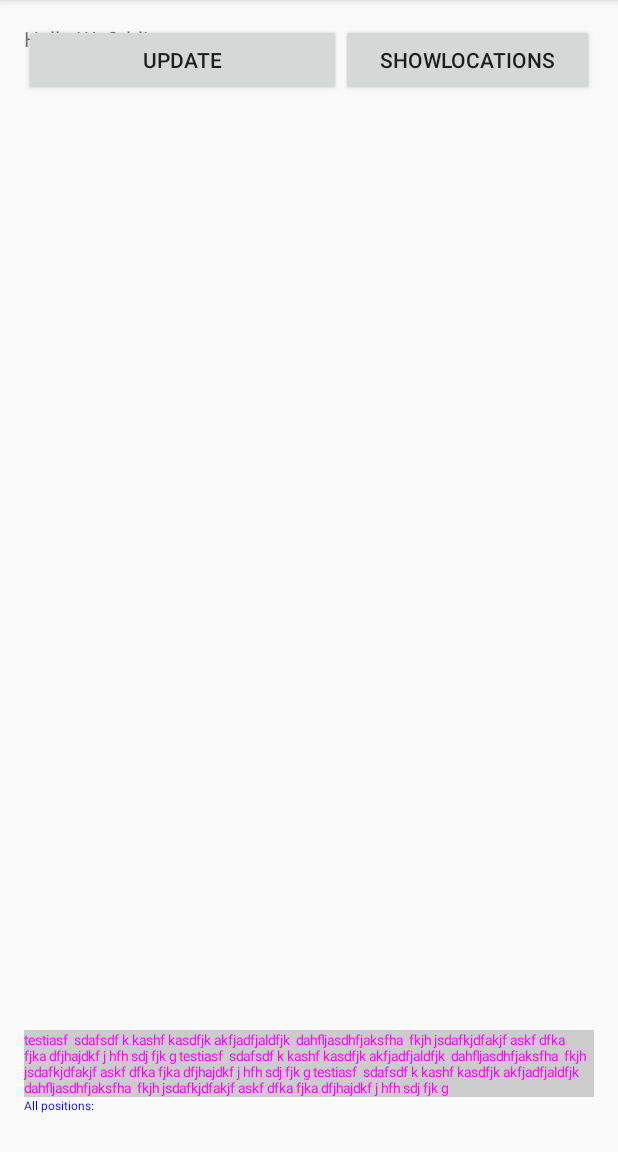
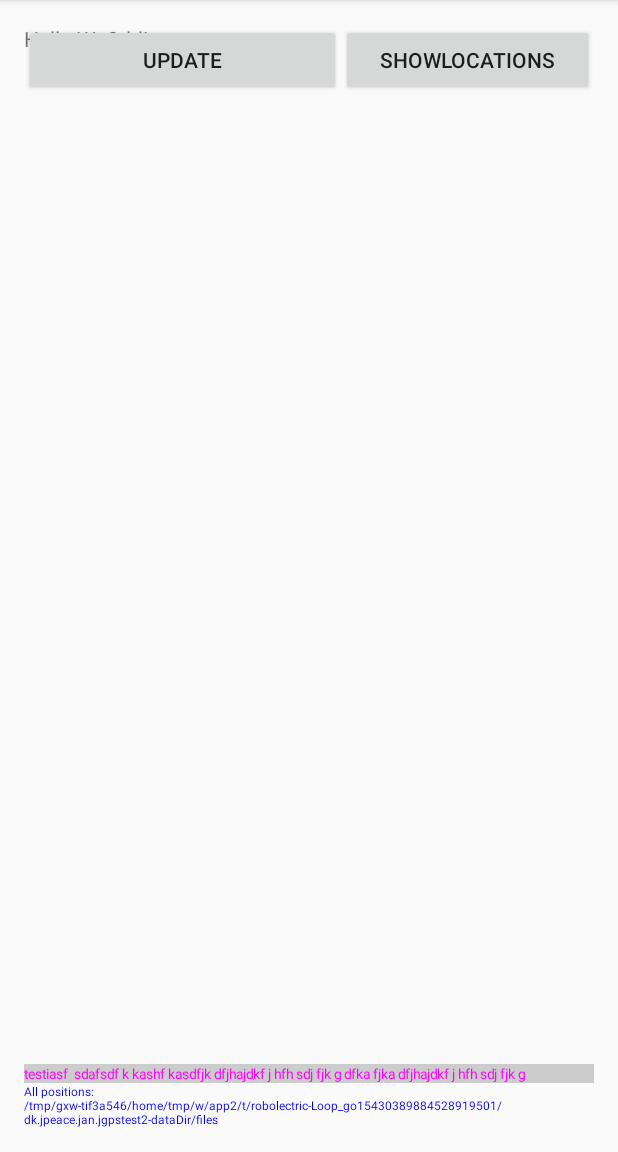
Before and after one commit to jma73/jGpsTest2, an Android app: the screen it shows after launch (MainActivity), after a tap on "SHOWLOCATIONS", on a phone screen of 412 x 824 dp, the part 84-1236 px from its top. Run offline under Robolectric (Android 15) with nearby library versions, the phone set to English and light mode, and no system bars; 1 other tap on this screen came first.

Commit message:
kode fra arbejdspc! Tilføjet ny gem af fil. samt test af send mail via SendEmailIntent. Desværre ikke testet af endnu!!!

```diff
--- a/app/src/main/java/dk/jpeace/jan/jgpstest2/MainActivity.java
+++ b/app/src/main/java/dk/jpeace/jan/jgpstest2/MainActivity.java
@@ -13,7 +13,6 @@ import android.location.LocationProvider;
 import android.provider.Settings;
 import android.support.v7.app.AppCompatActivity;
 import android.os.Bundle;
-import android.text.format.DateUtils;
 import android.util.Log;
 import android.view.View;
 import android.widget.ScrollView;
@@ -164,6 +163,12 @@ public class MainActivity extends AppCompatActivity implements View.OnClickListe
             textViewAppend.append(" - - - - - - - - - - - ");
             textViewAppend.append("\n");
         }
+
+        String allLocations = GetAllLocations();
+        SaveToFile(allLocations);
+
+        textViewAppend.append(getFilesDir().getPath());
+        SendEmailIntent(allLocations);
     }
 
 
@@ -194,22 +199,27 @@ public class MainActivity extends AppCompatActivity implements View.OnClickListe
 
         Location sted = locationManager.getLastKnownLocation(udbyder);
 
-        TryGetLocationAddressToTextView(textView, sted);
+        String address = TryGetLocationAddress(sted);
+        textView.append(address);
     }
 
-    private void TryGetLocationAddressToTextView(TextView textView, Location sted) {
+    /*
+    private String TryGetLocationAddressToTextView(Location sted) {
         if (sted != null) { // forsøg at finde nærmeste adresse
             try {
                 Geocoder geocoder = new Geocoder(this);
                 List<Address> adresser = geocoder.getFromLocation(sted.getLatitude(), sted.getLongitude(), 1);
                 String adresseTekst = getAdresseTekst(adresser);
-                textView.append(adresseTekst);
+                return adresseTekst;
 
             } catch (IOException ex) {
+
                 ex.printStackTrace();
             }
         }
+        return "Location N/A.";
     }
+    */
 
     private String getAdresseTekst(List<Address> adresser) {
         String adresseTekst = "";
@@ -222,7 +232,7 @@ public class MainActivity extends AppCompatActivity implements View.OnClickListe
 
 
     private String TryGetLocationAddress(Location sted) {
-        String adresseTekst = "";
+        String adresseTekst = "Location N/A.";
 
         if (sted != null) { // forsøg at finde nærmeste adresse
             try {
@@ -253,21 +263,24 @@ public class MainActivity extends AppCompatActivity implements View.OnClickListe
     protected void onPause() {
         super.onPause();
         locationManager.removeUpdates(this);
+
+        String allLocations = GetAllLocations();
+        SaveToFile(allLocations);
     }
 
     // Metode specificeret i LocationListener
-    public void onLocationChanged(Location sted) {
+    public void onLocationChanged(Location location) {
 
-        saveKoordinates(sted);
+        saveKoordinates(location);
 
         textViewAppend.append("in onLocationChanged:");
         // orig:
-        textViewAppend.append(sted + "\n");
+        textViewAppend.append(location + "\n");
         scrollViewBottom.scrollTo(0, textViewAppend.getHeight()); // rul ned i bunden
 
         // jans:
         textViewOnChanged.setTextColor(Color.MAGENTA);
-        textViewOnChanged.setText(sted + "\n");
+        textViewOnChanged.setText(location + "\n");
 
     }
 
@@ -297,32 +310,63 @@ public class MainActivity extends AppCompatActivity implements View.OnClickListe
 
             String content = dateFormatted + ", " + latlon;
             Log.d("JJ", content);
-            SaveFile(content);
+            // SaveToFile(content);
         }
     }
 
-    public void SaveFile(String content)
+    public String GetAllLocations()
     {
-        String FILENAME = "hello_file";
+        String content = "Gps locations - Test from jGPS";
+        DateFormat dateFormat = new SimpleDateFormat("HH:mm:ss:SSS");
+
+        final int size = locationArrayList.size();
+        for (int i = 0; i < size; i++)
+        {
+            Date date = new Date(locationArrayList.get(i).getTime());
+            String locationDate = dateFormat.format(date);
+            String latlonKoordinates = "" + locationArrayList.get(i).getLatitude() + ", " + locationArrayList.get(i).getLatitude();
+
+            content += locationDate + ", " + latlonKoordinates;
+            content += "\n";
+            Log.d("JJJ", content);
+            // SaveToFile(content);
+        }
+        return content;
+    }
+
+
+    public void SaveToFile(String content)
+    {
+        //
+        // Se evt.
+        //  D:\jan\SourceGit\Android\android-eksempler\AndroidElementer\app\src\main\java\dk\nordfalk\aktivitetsliste\Aktivitetsdata.java
+        //      final File cachefil = new File(app.getCacheDir(), "Aktivitetslistecache.ser");
+        //          objektstrøm = new ObjectInputStream(new FileInputStream(cachefil));
+        // .
+
+
+        String FILENAME = "hello_file.txt";
         //String string = "hello world!";
 
         FileOutputStream fos = null;
         try {
             fos = openFileOutput(FILENAME, Context.MODE_PRIVATE);
         }
-        catch (FileNotFoundException e)
+        catch (FileNotFoundException exception)
         {
-            e.printStackTrace();
+            Log.d("jj", "SaveFile Failed on openFileOutput... " + exception.getMessage() + "<n getStackTrace::" + exception.getStackTrace());
+            exception.printStackTrace();
         }
         try {
             fos.write(content.getBytes());
-        } catch (IOException e) {
-                e.printStackTrace();
+        } catch (IOException exception) {
+                Log.d("jj", "SaveFile Failed on write... " + exception.getMessage() + "<n getStackTrace::" + exception.getStackTrace());
+                exception.printStackTrace();
         }
         try {
             fos.close();
-        } catch (IOException e) {
-            e.printStackTrace();
+        } catch (IOException exception) {
+            exception.printStackTrace();
         }
 
     }
@@ -381,4 +425,19 @@ public class MainActivity extends AppCompatActivity implements View.OnClickListe
     public void onProviderDisabled(String provider) {
 
     }
+
+
+    public void SendEmailIntent(String content)
+    {
+        Intent intent = new Intent(Intent.ACTION_SEND);
+        intent.setType("text/html");
+        intent.putExtra(Intent.EXTRA_EMAIL, "jma73@hotmail.com");
+        intent.putExtra(Intent.EXTRA_SUBJECT, "Subject Jan");
+        intent.putExtra(Intent.EXTRA_TEXT, "I'm email body. Jan.");
+
+        startActivity(Intent.createChooser(intent, "Send Email"));
+
+    }
+
+
 }
--- a/app/src/main/res/layout/activity_main.xml
+++ b/app/src/main/res/layout/activity_main.xml
@@ -67,7 +67,7 @@ android:gravity="bottom"
                 android:layout_width="wrap_content"
                 android:layout_height="wrap_content"
                 android:id="@+id/textViewOnChanged"
-                android:text="testiasf  sdafsdf k kashf kasdfjk akfjadfjaldfjk  dahfljasdhfjaksfha  fkjh jsdafkjdfakjf askf dfka fjka dfjhajdkf j hfh sdj fjk g testiasf  sdafsdf k kashf kasdfjk akfjadfjaldfjk  dahfljasdhfjaksfha  fkjh jsdafkjdfakjf askf dfka fjka dfjhajdkf j hfh sdj fjk g testiasf  sdafsdf k kashf kasdfjk akfjadfjaldfjk  dahfljasdhfjaksfha  fkjh jsdafkjdfakjf askf dfka fjka dfjhajdkf j hfh sdj fjk g"
+                android:text="testiasf  sdafsdf k kashf kasdfjk dfjhajdkf j hfh sdj fjk g dfka fjka dfjhajdkf j hfh sdj fjk g"
                 />
 
 
@@ -85,7 +85,7 @@ android:gravity="bottom"
                 android:layout_width="wrap_content"
                 android:layout_height="wrap_content"
                 android:id="@+id/textViewAppend"
-                android:text="qqqqqqqqqqqqq wwwwwwwwwwwwwwwwwww eeeeeeeeeeeeeeeeeeeee rrrrrrrrrrrrrrrrrrrrrrr tttttttttttttttttttttt yyyyyyyyyyyyyyyyyyyyy uuuuuuuuuuuuuuuuuuuuuu"
+                android:text="qqqqqqqqqqqqq wwwwwwwwwwwwwwwwwww uuuuuuuuuuuuuuuuuuuuuu"
                 />
 
         </ScrollView>
```
Also changed, not shown: 1 other file.
